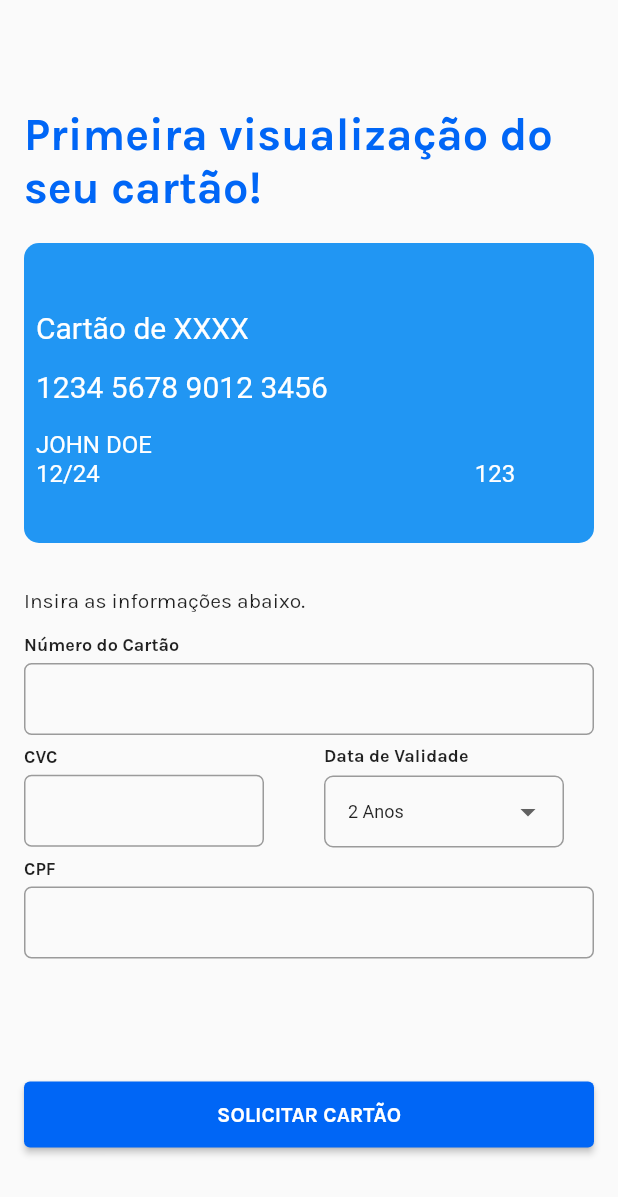
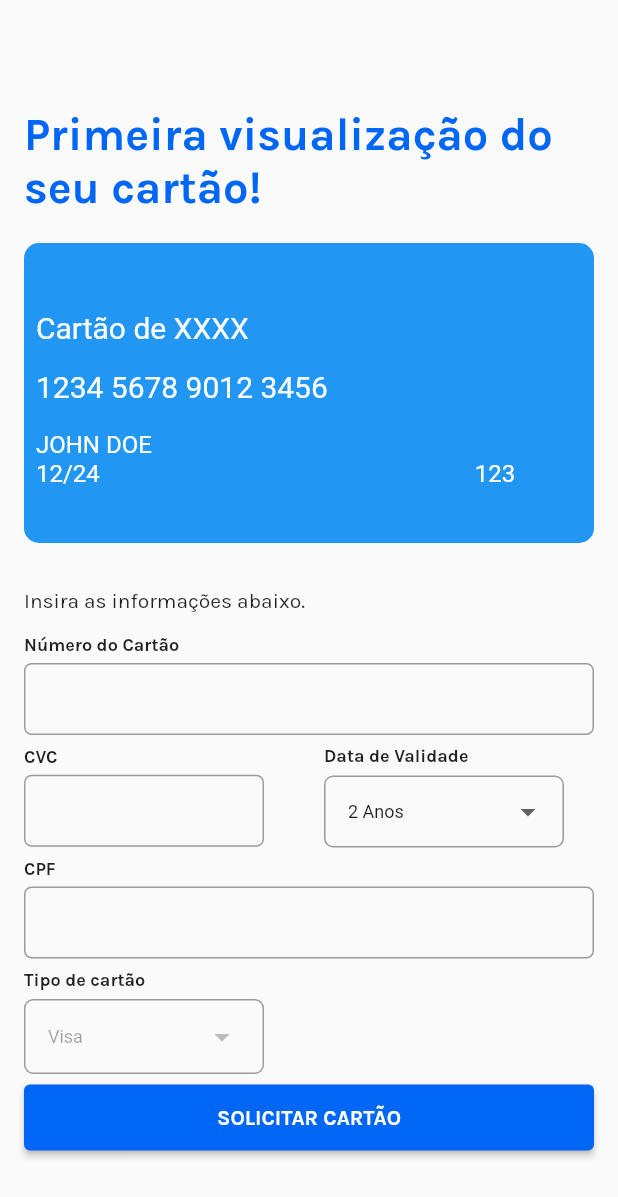
Before and after one commit to RobsonSousaS/DarmBank, a Flutter app: the CarddemonstPage screen opened directly, on a phone screen of 412 x 824 dp. Shown: the top 1197 px of the screen. Run offline on Flutter 3.47's test engine with Material 2 defaults, Android fonts, the phone set to English and light mode, and no system bars; our stand-ins replace brasil_fields, firebase_core, google_fonts, smooth_page_indicator; accounts and stored records are empty.

Commit message:
nova att

```diff
--- a/lib/pages/carddemonst.dart
+++ b/lib/pages/carddemonst.dart
@@ -49,31 +49,47 @@ class _CarddemonstPageState extends State<CarddemonstPage> {
                   TitleTextFieldWidget(
                     title: 'Número do Cartão',
                     controller: TextEditingController(),
-                    width: 400,  obscureText: false,
+                    width: 400,
+                    obscureText: false,
                     keyboardType: TextInputType.number,
+                    inputFormatters: [
+                      FilteringTextInputFormatter.digitsOnly,
+                      CartaoBancarioInputFormatter(),
+                    ],
                   ),
                   Row(
                     children: [
                       TitleTextFieldWidget(
                         title: 'CVC',
                         controller: TextEditingController(),
-                        width: 160,  obscureText: false,
+                        width: 160,
+                        obscureText: false,
                         keyboardType: TextInputType.number,
+                        maxLength: 3,
                       ),
-                      SizedBox(width: 40,),
+                      SizedBox(
+                        width: 40,
+                      ),
                       DropAnos(),
                     ],
                   ),
                   TitleTextFieldWidget(
                     title: 'CPF',
                     controller: TextEditingController(),
-                    width: 400,  obscureText: false,
+                    width: 400,
+                    obscureText: false,
                     keyboardType: TextInputType.number,
+                    inputFormatters: [
+                      FilteringTextInputFormatter.digitsOnly,
+                      CpfInputFormatter(),
+                    ],
                   ),
-                  SizedBox(height: 80.0),
+                  DropCardtype(),
+                  SizedBox(height: 5.0),
                   Container(
                     child: ElevatedButton(
-                      onPressed: () {Navigator.pushReplacement(
+                      onPressed: () {
+                        Navigator.pushReplacement(
                           context,
                           MaterialPageRoute(
                             builder: (context) => CardPage(),
--- a/lib/pages/createnewcard.dart
+++ b/lib/pages/createnewcard.dart
@@ -152,7 +152,8 @@ class _CardnewdemonstPageState extends State<CardnewdemonstPage> {
                     width: 400,  obscureText: false,
                     keyboardType: TextInputType.number,
                   ),
-                  SizedBox(height: 80.0),
+                  DropCardtype(),
+                  SizedBox(height: 10.0),
                   Container(
                     child: ElevatedButton(
                       onPressed: () {Navigator.pushReplacement(
--- a/lib/pages/imports.dart
+++ b/lib/pages/imports.dart
@@ -14,3 +14,7 @@ export 'package:bank_darm/pages/listcards.dart';
 export 'package:bank_darm/pages/usercli.dart';
 export 'package:bank_darm/pages/createnewcard.dart';
 export 'package:bank_darm/pages/cardview.dart';
+export 'package:brasil_fields/brasil_fields.dart';
+export 'package:flutter/services.dart';
+export 'package:firebase_core/firebase_core.dart';
+export 'firebase_options.dart';
--- a/lib/pages/listcards.dart
+++ b/lib/pages/listcards.dart
@@ -18,13 +18,13 @@ class _CardPageState extends State<CardPage> {
           style: TextStyle(
             fontWeight: FontWeight.bold,
             fontSize: 20.0,
-            color: Colors.white,
+            color: Color.fromARGB(255, 255, 255, 255),
           ),
         ),
         automaticallyImplyLeading: false,
       ),
       body: ListView.builder(
-        itemCount: 6,
+        itemCount: 1,
         itemBuilder: (context, index) {
           return CardsWidget();
         },
--- a/lib/pages/main.dart
+++ b/lib/pages/main.dart
@@ -1,6 +1,9 @@
 import 'package:bank_darm/pages/imports.dart';
 
-void main() {
+void main() async{
+  await Firebase.initializeApp(
+  options: DefaultFirebaseOptions.currentPlatform,
+);
   runApp(const MyApp());
 }
 
--- a/lib/pages/widgetspaget.dart
+++ b/lib/pages/widgetspaget.dart
@@ -1,5 +1,4 @@
 import 'package:bank_darm/pages/imports.dart';
-
 
 class TitleTextFieldWidget extends StatelessWidget {
   final String title;
@@ -7,6 +6,8 @@ class TitleTextFieldWidget extends StatelessWidget {
   final double width;
   final bool obscureText;
   final TextInputType? keyboardType;
+  final List<TextInputFormatter>? inputFormatters;
+  final int maxLength;
 
   TitleTextFieldWidget({
     required this.title,
@@ -14,6 +15,8 @@ class TitleTextFieldWidget extends StatelessWidget {
     required this.width,
     required this.obscureText,
     this.keyboardType,
+    this.inputFormatters,
+    this.maxLength = 50,
   });
   @override
   Widget build(BuildContext context) {
@@ -40,11 +43,14 @@ class TitleTextFieldWidget extends StatelessWidget {
             controller: controller,
             obscureText: obscureText,
             keyboardType: keyboardType,
+            inputFormatters: inputFormatters,
+            maxLength: maxLength,
             decoration: InputDecoration(
               border: OutlineInputBorder(
                 borderRadius: BorderRadius.circular(5.0),
               ),
               contentPadding: contentPadding,
+              counterText: '',
             ),
           ),
         )
@@ -399,6 +405,7 @@ class _RadioButtonsWidgetState extends State<RadioButtonsWidget> {
     );
   }
 }
+
 class CardWidget extends StatelessWidget {
   final String cardNumber;
   final String cardHolderName;
@@ -447,7 +454,9 @@ class CardWidget extends StatelessWidget {
               ),
             ),
           ),
-          SizedBox(height: 10,),
+          SizedBox(
+            height: 10,
+          ),
           Padding(
             padding: EdgeInsets.only(left: 8),
             child: Text(
@@ -487,7 +496,6 @@ class CardWidget extends StatelessWidget {
     );
   }
 }
-
 
 class DropAnos extends StatefulWidget {
   const DropAnos({Key? key});
@@ -563,7 +571,12 @@ class DropCardtype extends StatefulWidget {
 class _DropCardtypeState extends State<DropCardtype> {
   String cardSelecionado = 'Visa';
   List<String> card = [
-    'Visa', 'MasterCard', 'Elo', 'Hibercard', 'American Express'];
+    'Visa',
+    'MasterCard',
+    'Elo',
+    'Hibercard',
+    'American Express'
+  ];
 
   @override
   Widget build(BuildContext context) {
@@ -577,7 +590,7 @@ class _DropCardtypeState extends State<DropCardtype> {
           height: 7,
         ),
         Text(
-          'Data de Validade',
+          'Tipo de cartão',
           style: GoogleFonts.karla(
             fontWeight: FontWeight.bold,
             fontSize: 12.0,
@@ -587,19 +600,17 @@ class _DropCardtypeState extends State<DropCardtype> {
         Container(
           width: 160,
           height: 50,
-          child: DropdownButtonFormField<String>(
-            value: cardSelecionado,
-            onChanged: (String? newValue) {
-              setState(() {
-                cardSelecionado = newValue!;
-              });
-            },
+          child: InputDecorator(
             decoration: InputDecoration(
               border: OutlineInputBorder(
                 borderRadius: BorderRadius.circular(6.0),
               ),
               contentPadding: contentPadding,
             ),
+            child: DropdownButtonHideUnderline(
+              child: DropdownButton<String>(
+                value: cardSelecionado,
+                onChanged: null,
                 items: card.map((String card) {
                   return DropdownMenuItem<String>(
                     value: card,
@@ -608,11 +619,12 @@ class _DropCardtypeState extends State<DropCardtype> {
                 }).toList(),
               ),
             ),
+          ),
+        ),
       ],
     );
   }
 }
-
 
 class CardsWidget extends StatelessWidget {
   @override
@@ -644,13 +656,9 @@ class CardStatus extends StatelessWidget {
 
   final int status;
 
-
-
   @override
   Widget build(BuildContext context) {
-    return Column(
-          crossAxisAlignment: CrossAxisAlignment.center,
-          children: [
+    return Column(crossAxisAlignment: CrossAxisAlignment.center, children: [
       if (status == 1)
         Padding(
           padding: const EdgeInsets.symmetric(horizontal: 16.0),
@@ -684,7 +692,6 @@ class CardStatus extends StatelessWidget {
             ],
           ),
         ),
-              ]
-              );
+    ]);
   }
 }
```
Also changed, not shown: lib/pages/createacc.dart (+36 -8 lines), lib/pages/forgotpass.dart (+12 -3 lines), lib/pages/login.dart (+7 -2 lines), lib/pages/usercli.dart (+3 -4 lines), pubspec.yaml (+6 -49 lines), lib/pages/firebase_options.dart (added), pubspec.lock, 10 other files. Lines whose indentation alone changed are shown as unchanged.
